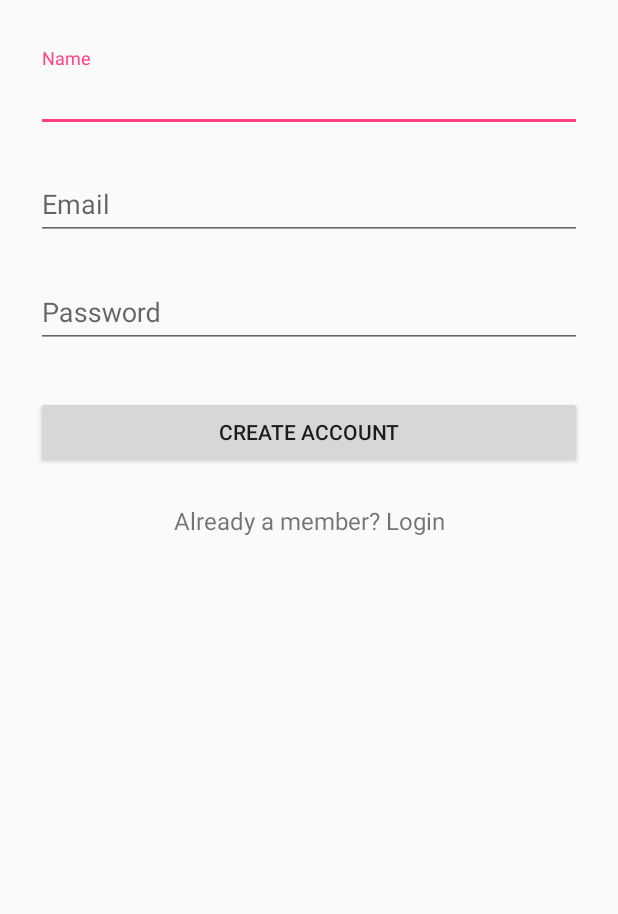
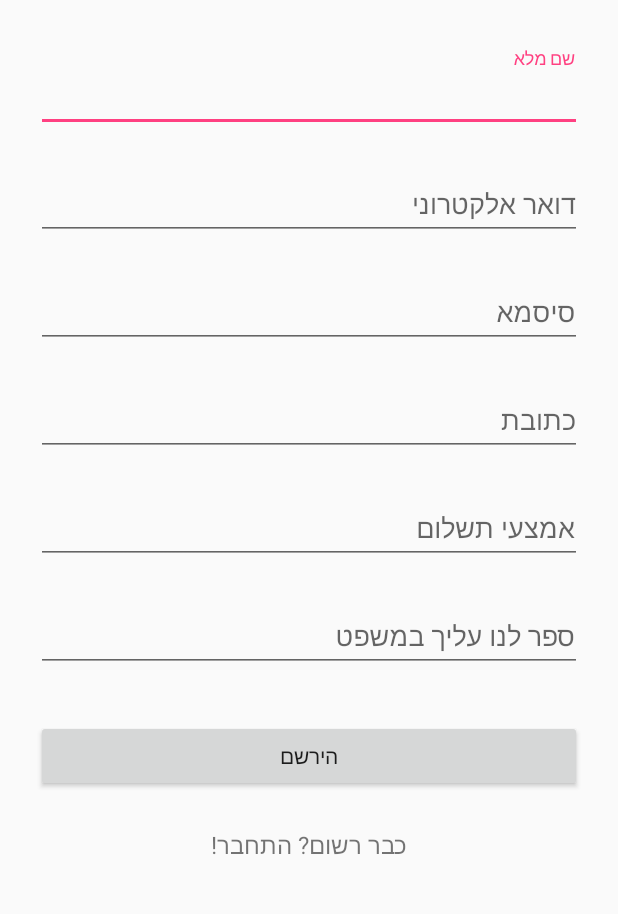
Before and after one commit to ofir5nisimi/huji-hackathon-2018, an Android app: the RegisterActivity screen opened directly, with no data from a screen before it, on a phone screen of 412 x 824 dp, the part 192-1106 px from its top. Run offline under Robolectric (Android 15) with nearby library versions, the phone set to English and light mode, and no system bars.

Commit message:
Nirel - Added login & sing-up 16:56

```diff
--- a/app/build.gradle
+++ b/app/build.gradle
@@ -27,6 +27,7 @@ dependencies {
     androidTestImplementation 'com.android.support.test:runner:1.0.2'
     androidTestImplementation 'com.android.support.test.espresso:espresso-core:3.0.2'
     androidTestCompile 'com.android.support:support-annotations:23.3.0'
+    compile 'com.android.support:appcompat-v7:22.2.0'
 }
 
 
--- a/app/src/main/java/com/example/nirel/hackathon/RegisterActivity.java
+++ b/app/src/main/java/com/example/nirel/hackathon/RegisterActivity.java
@@ -1,7 +1,11 @@
 package com.example.nirel.hackathon;
 
+import android.support.design.widget.TextInputLayout;
 import android.support.v7.app.AppCompatActivity;
 import android.os.Bundle;
+import android.support.v7.widget.AppCompatEditText;
+import android.view.View;
+import android.widget.EditText;
 
 public class RegisterActivity extends AppCompatActivity {
 
@@ -10,4 +14,31 @@ public class RegisterActivity extends AppCompatActivity {
         super.onCreate(savedInstanceState);
         setContentView(R.layout.activity_register);
     }
+
+
+    public String[] read_user_input(View view){
+
+        EditText usernameWrapper = findViewById(R.id.input_name);
+        final EditText emailWrapper = findViewById(R.id.input_email);
+        final EditText passwordWrapper = findViewById(R.id.input_password);
+        final EditText addressWrapper = findViewById(R.id.input_address);
+        final EditText paymentWrapper = findViewById(R.id.input_payment);
+        final EditText sayingWrapper = findViewById(R.id.input_saying);
+
+        String username = usernameWrapper.getText().toString();
+        String email = emailWrapper.getText().toString();
+        String password = passwordWrapper.getText().toString();
+        String address = addressWrapper.getText().toString();
+        String payment = paymentWrapper.getText().toString();
+        String saying = sayingWrapper.getText().toString();
+
+        return new String[] {username, email, password, address, payment, saying};
+    }
+
+    public void register(View view){
+
+        String[] user_input = read_user_input(view);
+        System.out.println(user_input[0]);
+
+    }
 }
--- a/app/src/main/res/layout/activity_register.xml
+++ b/app/src/main/res/layout/activity_register.xml
@@ -29,7 +29,7 @@
                 android:layout_width="match_parent"
                 android:layout_height="wrap_content"
                 android:inputType="textCapWords"
-                android:hint="Name" />
+                android:hint="שם מלא" />
         </android.support.design.widget.TextInputLayout>
 
         <!-- Email Label -->
@@ -42,7 +42,7 @@
                 android:layout_width="match_parent"
                 android:layout_height="wrap_content"
                 android:inputType="textEmailAddress"
-                android:hint="Email" />
+                android:hint="דואר אלקטרוני" />
         </android.support.design.widget.TextInputLayout>
 
         <!-- Password Label -->
@@ -55,24 +55,64 @@
                 android:layout_width="match_parent"
                 android:layout_height="wrap_content"
                 android:inputType="textPassword"
-                android:hint="Password"/>
+                android:hint="סיסמא"/>
+        </android.support.design.widget.TextInputLayout>
+
+        <!-- Adress Label -->
+        <android.support.design.widget.TextInputLayout
+            android:layout_width="match_parent"
+            android:layout_height="wrap_content"
+            android:layout_marginTop="8dp"
+            android:layout_marginBottom="8dp">
+            <EditText android:id="@+id/input_address"
+                android:layout_width="match_parent"
+                android:layout_height="wrap_content"
+                android:inputType="text"
+                android:hint="כתובת"/>
+        </android.support.design.widget.TextInputLayout>
+
+        <!-- Payment Label -->
+        <android.support.design.widget.TextInputLayout
+            android:layout_width="match_parent"
+            android:layout_height="wrap_content"
+            android:layout_marginTop="8dp"
+            android:layout_marginBottom="8dp">
+            <EditText android:id="@+id/input_payment"
+                android:layout_width="match_parent"
+                android:layout_height="wrap_content"
+                android:inputType="text"
+                android:hint="אמצעי תשלום"/>
+        </android.support.design.widget.TextInputLayout>
+
+        <!-- Saying Label -->
+        <android.support.design.widget.TextInputLayout
+            android:layout_width="match_parent"
+            android:layout_height="wrap_content"
+            android:layout_marginTop="8dp"
+            android:layout_marginBottom="8dp">
+            <EditText android:id="@+id/input_saying"
+                android:layout_width="match_parent"
+                android:layout_height="wrap_content"
+                android:inputType="text"
+                android:hint="ספר לנו עליך במשפט"/>
         </android.support.design.widget.TextInputLayout>
 
         <!-- Signup Button -->
         <android.support.v7.widget.AppCompatButton
             android:id="@+id/btn_signup"
+            android:onClick="register"
             android:layout_width="fill_parent"
             android:layout_height="wrap_content"
             android:layout_marginTop="24dp"
             android:layout_marginBottom="24dp"
             android:padding="12dp"
-            android:text="Create Account"/>
+            android:text="הירשם"/>
 
         <TextView android:id="@+id/link_login"
             android:layout_width="fill_parent"
             android:layout_height="wrap_content"
             android:layout_marginBottom="24dp"
-            android:text="Already a member? Login"
+            android:text="כבר רשום? התחבר!"
             android:gravity="center"
             android:textSize="16dip"/>
 
```
